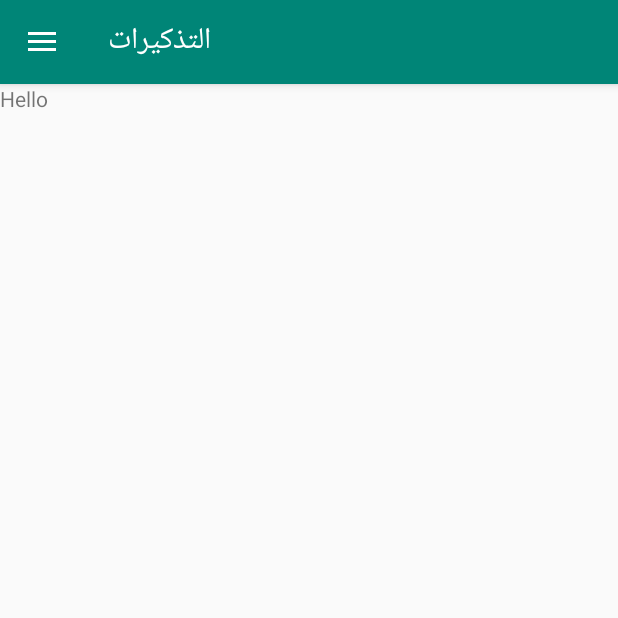
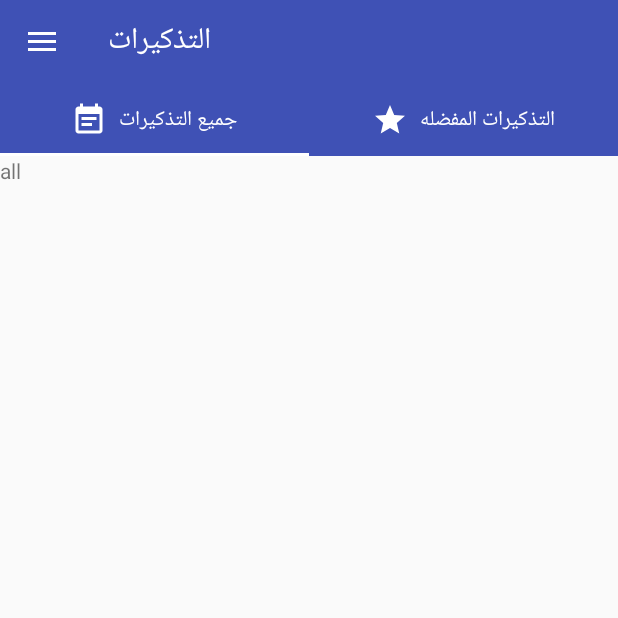
Before and after one commit to ganainy/Reminderly, an Android app: the screen it shows after launch (MainActivity), on a phone screen of 412 x 824 dp, the top half of it. Run offline under Robolectric (Android 15) with nearby library versions, the phone set to English and light mode, and no system bars; our stand-ins replace navigation-ui.

Commit message:
setup viewpager with tab layout to show two tabs for favorite and all reminders

```diff
--- a/app/src/main/java/com/example/reminderly/MainActivity.kt
+++ b/app/src/main/java/com/example/reminderly/MainActivity.kt
@@ -18,6 +18,9 @@ class MainActivity : AppCompatActivity() {
         super.onCreate(savedInstanceState)
         setContentView(R.layout.activity_main)
 
+
+        supportActionBar?.elevation=0f
+
         //setup nav controller with drawer
         val navController = this.findNavController(R.id.nav_host_fragment)
          appBarConfiguration = AppBarConfiguration(navController.graph, drawer_layout)
--- /dev/null
+++ b/app/src/main/java/com/example/reminderly/all/AllFragment.kt
@@ -0,0 +1,32 @@
+package com.example.reminderly.all
+
+import android.os.Bundle
+import android.view.LayoutInflater
+import android.view.View
+import android.view.ViewGroup
+import androidx.fragment.app.Fragment
+import androidx.lifecycle.ViewModelProviders
+import com.example.reminderly.R
+
+class AllFragment : Fragment() {
+
+    companion object {
+        fun newInstance() = AllFragment()
+    }
+
+    private lateinit var viewModel: AllViewModel
+
+    override fun onCreateView(
+        inflater: LayoutInflater, container: ViewGroup?,
+        savedInstanceState: Bundle?
+    ): View? {
+        return inflater.inflate(R.layout.all_fragment, container, false)
+    }
+
+    override fun onActivityCreated(savedInstanceState: Bundle?) {
+        super.onActivityCreated(savedInstanceState)
+        viewModel = ViewModelProviders.of(this).get(AllViewModel::class.java)
+        // TODO: Use the ViewModel
+    }
+
+}
--- a/app/src/main/java/com/example/reminderly/home/HomeViewModel.kt
+++ b/app/src/main/java/com/example/reminderly/all/AllViewModel.kt
@@ -1,7 +1,7 @@
-package com.example.reminderly.home
+package com.example.reminderly.all
 
 import androidx.lifecycle.ViewModel
 
-class HomeViewModel : ViewModel() {
+class AllViewModel : ViewModel() {
     // TODO: Implement the ViewModel
 }
--- a/app/src/main/java/com/example/reminderly/home/HomeFragment.kt
+++ b/app/src/main/java/com/example/reminderly/home/HomeFragment.kt
@@ -4,17 +4,27 @@ import android.os.Bundle
 import android.view.LayoutInflater
 import android.view.View
 import android.view.ViewGroup
+import androidx.core.content.res.ResourcesCompat
 import androidx.fragment.app.Fragment
-import androidx.lifecycle.ViewModelProviders
+import androidx.viewpager2.adapter.FragmentStateAdapter
+import androidx.viewpager2.widget.ViewPager2
 import com.example.reminderly.R
+import com.example.reminderly.all.AllFragment
+import com.example.reminderly.favorites.FavoritesFragment
+import com.google.android.material.tabs.TabLayoutMediator
+import kotlinx.android.synthetic.main.home_fragment.*
 
 class HomeFragment : Fragment() {
+
+/**this fragment only works as host for all and favorites fragments*/
+
+    private lateinit var demoCollectionAdapter: DemoCollectionAdapter
+    private lateinit var viewPager: ViewPager2
 
     companion object {
         fun newInstance() = HomeFragment()
     }
 
-    private lateinit var viewModel: HomeViewModel
 
     override fun onCreateView(
         inflater: LayoutInflater, container: ViewGroup?,
@@ -23,10 +33,45 @@ class HomeFragment : Fragment() {
         return inflater.inflate(R.layout.home_fragment, container, false)
     }
 
+    override fun onViewCreated(view: View, savedInstanceState: Bundle?) {
+        demoCollectionAdapter = DemoCollectionAdapter(this)
+        viewPager = view.findViewById(R.id.pager)
+        viewPager.adapter = demoCollectionAdapter
+        //Connect tab layout with viewpager and give names,icons for tabs
+        TabLayoutMediator(tab_layout, viewPager) { tab, position ->
+            tab.text = when(position){
+                0-> getString(R.string.all_reminders)
+                1->getString(R.string.favorite_reminders)
+                else -> throw Exception("unknown tab")
+            }
+            tab.icon =when(position){
+                0->ResourcesCompat.getDrawable(resources, R.drawable.note_ic, null)
+                1-> ResourcesCompat.getDrawable(resources, R.drawable.favorite_ic, null)
+                else -> throw Exception("unknown tab")
+            }
+
+
+        }.attach()
+    }
+
+
     override fun onActivityCreated(savedInstanceState: Bundle?) {
         super.onActivityCreated(savedInstanceState)
-        viewModel = ViewModelProviders.of(this).get(HomeViewModel::class.java)
-        // TODO: Use the ViewModel
     }
 
 }
+
+
+class DemoCollectionAdapter(fragment: Fragment) : FragmentStateAdapter(fragment) {
+
+    override fun getItemCount(): Int = 2
+
+    override fun createFragment(position: Int): Fragment {
+
+        return when (position) {
+            0 -> AllFragment.newInstance()
+            1 -> FavoritesFragment.newInstance()
+            else -> throw Exception("unknown fragment")
+        }
+    }
+}
--- /dev/null
+++ b/app/src/main/res/drawable/favorite_ic.xml
@@ -0,0 +1,9 @@
+<vector xmlns:android="http://schemas.android.com/apk/res/android"
+        android:width="24dp"
+        android:height="24dp"
+        android:viewportWidth="24.0"
+        android:viewportHeight="24.0">
+    <path
+        android:fillColor="#FFFFFF"
+        android:pathData="M12,17.27L18.18,21l-1.64,-7.03L22,9.24l-7.19,-0.61L12,2 9.19,8.63 2,9.24l5.46,4.73L5.82,21z"/>
+</vector>
--- /dev/null
+++ b/app/src/main/res/drawable/note_ic.xml
@@ -0,0 +1,9 @@
+<vector xmlns:android="http://schemas.android.com/apk/res/android"
+        android:width="24dp"
+        android:height="24dp"
+        android:viewportWidth="24.0"
+        android:viewportHeight="24.0">
+    <path
+        android:fillColor="#FFFFFF"
+        android:pathData="M17,10L7,10v2h10v-2zM19,3h-1L18,1h-2v2L8,3L8,1L6,1v2L5,3c-1.11,0 -1.99,0.9 -1.99,2L3,19c0,1.1 0.89,2 2,2h14c1.1,0 2,-0.9 2,-2L21,5c0,-1.1 -0.9,-2 -2,-2zM19,19L5,19L5,8h14v11zM14,14L7,14v2h7v-2z"/>
+</vector>
--- /dev/null
+++ b/app/src/main/res/layout/all_fragment.xml
@@ -0,0 +1,13 @@
+<?xml version="1.0" encoding="utf-8"?>
+<FrameLayout xmlns:android="http://schemas.android.com/apk/res/android"
+    xmlns:tools="http://schemas.android.com/tools"
+    android:layout_width="match_parent"
+    android:layout_height="match_parent"
+    tools:context=".all.AllFragment">
+
+    <TextView
+        android:layout_width="match_parent"
+        android:layout_height="match_parent"
+        android:text="all " />
+
+</FrameLayout>
--- a/app/src/main/res/layout/home_fragment.xml
+++ b/app/src/main/res/layout/home_fragment.xml
@@ -1,13 +1,22 @@
 <?xml version="1.0" encoding="utf-8"?>
-<FrameLayout xmlns:android="http://schemas.android.com/apk/res/android"
-    xmlns:tools="http://schemas.android.com/tools"
+<LinearLayout xmlns:android="http://schemas.android.com/apk/res/android"
     android:layout_width="match_parent"
     android:layout_height="match_parent"
-    tools:context=".home.HomeFragment">
+    xmlns:app="http://schemas.android.com/apk/res-auto"
+    android:orientation="vertical">
 
-    <TextView
+    <com.google.android.material.tabs.TabLayout
+        android:id="@+id/tab_layout"
         android:layout_width="match_parent"
-        android:layout_height="match_parent"
-        android:text="Hello" />
+        app:tabInlineLabel="true"
+        app:tabTextColor="@color/primaryTextColor"
+        android:background="@color/primaryColor"
+        android:layout_height="wrap_content" />
 
-</FrameLayout>
+    <androidx.viewpager2.widget.ViewPager2
+        android:id="@+id/pager"
+        android:layout_width="match_parent"
+        android:layout_height="0dp"
+        android:layout_weight="1" />
+
+</LinearLayout>
--- a/app/src/main/res/values/colors.xml
+++ b/app/src/main/res/values/colors.xml
@@ -1,6 +1,7 @@
-<?xml version="1.0" encoding="utf-8"?>
+<!--?xml version="1.0" encoding="UTF-8"?-->
 <resources>
-    <color name="colorPrimary">#008577</color>
-    <color name="colorPrimaryDark">#00574B</color>
-    <color name="colorAccent">#D81B60</color>
+  <color name="primaryColor">#3f51b5</color>
+  <color name="primaryLightColor">#757de8</color>
+  <color name="primaryDarkColor">#002984</color>
+  <color name="primaryTextColor">#ffffff</color>
 </resources>
--- a/app/src/main/res/values/strings.xml
+++ b/app/src/main/res/values/strings.xml
@@ -1,4 +1,6 @@
 <resources>
     <string name="app_name">Reminderly</string>
     <string name="reminders">التذكيرات</string>
+    <string name="all_reminders">جميع التذكيرات</string>
+    <string name="favorite_reminders">التذكيرات المفضله</string>
 </resources>
--- a/app/src/main/res/values/styles.xml
+++ b/app/src/main/res/values/styles.xml
@@ -3,9 +3,9 @@
     <!-- Base application theme. -->
     <style name="AppTheme" parent="Theme.AppCompat.Light.DarkActionBar">
         <!-- Customize your theme here. -->
-        <item name="colorPrimary">@color/colorPrimary</item>
-        <item name="colorPrimaryDark">@color/colorPrimaryDark</item>
-        <item name="colorAccent">@color/colorAccent</item>
+        <item name="colorPrimary">@color/primaryColor</item>
+        <item name="colorPrimaryDark">@color/primaryDarkColor</item>
+        <item name="colorAccent">@color/primaryTextColor</item>
     </style>
 
     <style name="MyTextViewStyle" parent="android:Widget.TextView">
```
Also changed, not shown: app/build.gradle (+14 -8 lines), app/src/main/java/com/example/reminderly/favorites/FavoritesFragment.kt (added, +32 -0 lines), app/src/main/java/com/example/reminderly/favorites/FavoritesViewModel.kt (added, +7 -0 lines), app/src/main/res/layout/favorites_fragment.xml (added, +13 -0 lines).
